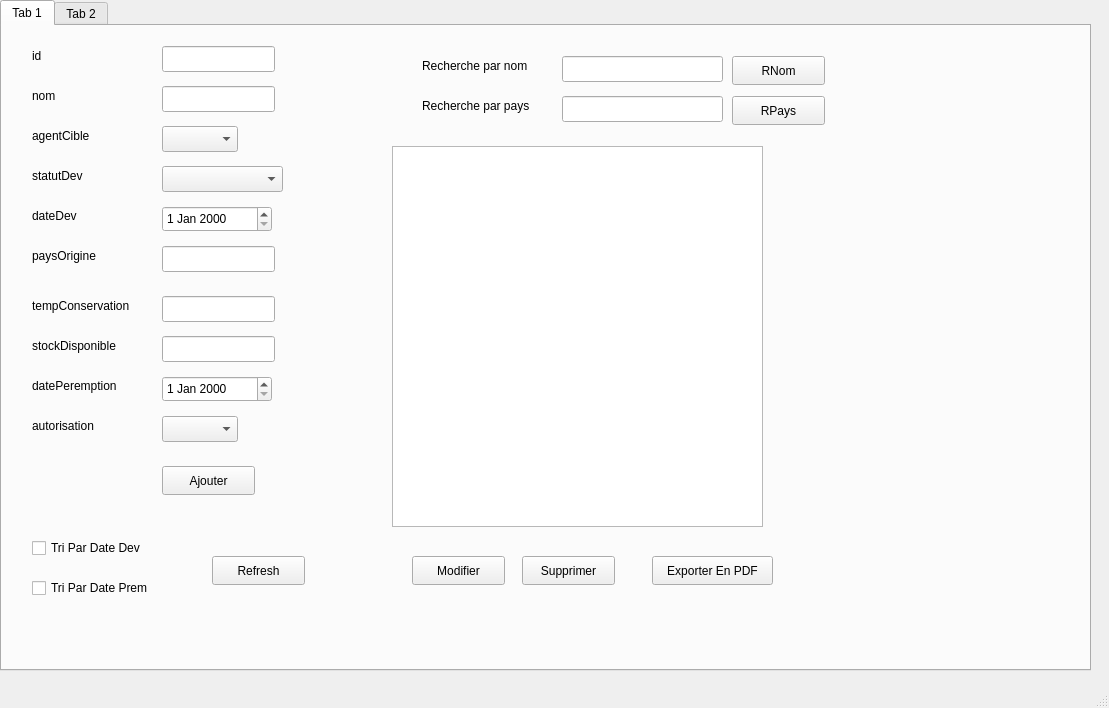
Above: mainwindow.ui from ProjetCPP-S2-2A15/projetcpp2a15-vaccicare before the change. Below: the same form after it.
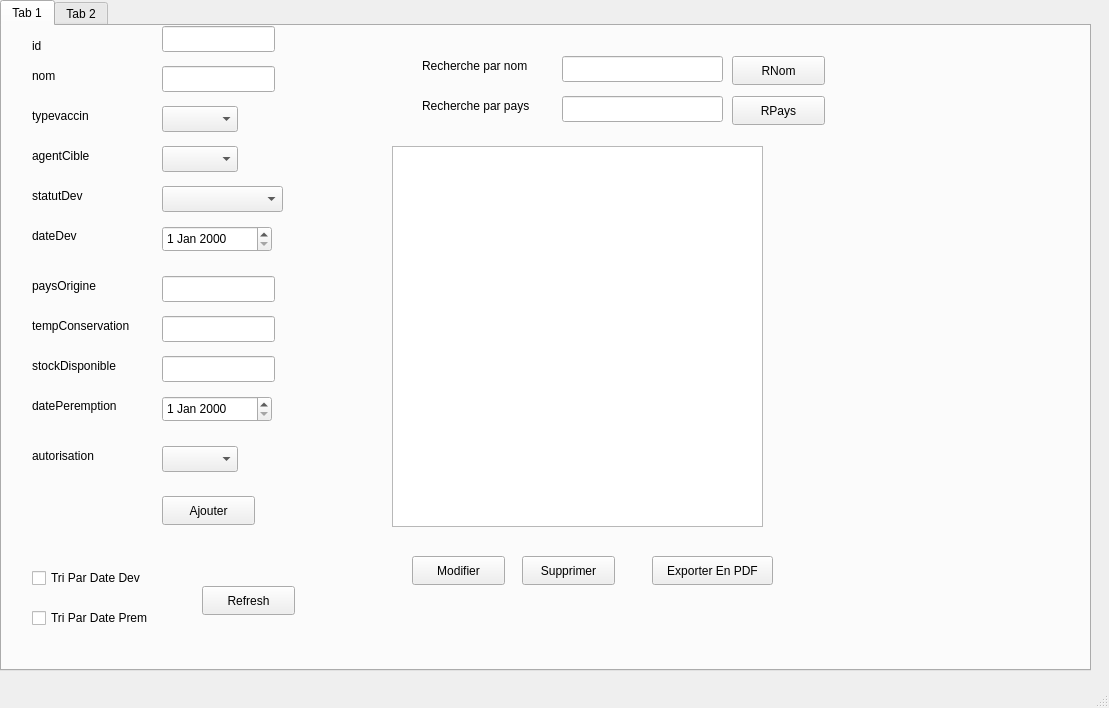
That is the form after the change.

What changed in the file:
```diff
--- a/mainwindow.ui
+++ b/mainwindow.ui
@@ -47,7 +47,7 @@
       <property name="geometry">
        <rect>
         <x>30</x>
-        <y>350</y>
+        <y>370</y>
         <width>131</width>
         <height>20</height>
        </rect>
@@ -60,7 +60,7 @@
       <property name="geometry">
        <rect>
         <x>160</x>
-        <y>440</y>
+        <y>470</y>
         <width>93</width>
         <height>29</height>
        </rect>
@@ -73,7 +73,7 @@
       <property name="geometry">
        <rect>
         <x>30</x>
-        <y>180</y>
+        <y>200</y>
         <width>63</width>
         <height>20</height>
        </rect>
@@ -86,7 +86,7 @@
       <property name="geometry">
        <rect>
         <x>160</x>
-        <y>270</y>
+        <y>290</y>
         <width>113</width>
         <height>26</height>
        </rect>
@@ -96,7 +96,7 @@
       <property name="geometry">
        <rect>
         <x>30</x>
-        <y>20</y>
+        <y>10</y>
         <width>63</width>
         <height>20</height>
        </rect>
@@ -109,7 +109,7 @@
       <property name="geometry">
        <rect>
         <x>160</x>
-        <y>180</y>
+        <y>200</y>
         <width>110</width>
         <height>26</height>
        </rect>
@@ -119,7 +119,7 @@
       <property name="geometry">
        <rect>
         <x>30</x>
-        <y>390</y>
+        <y>420</y>
         <width>101</width>
         <height>20</height>
        </rect>
@@ -132,7 +132,7 @@
       <property name="geometry">
        <rect>
         <x>160</x>
-        <y>310</y>
+        <y>330</y>
         <width>113</width>
         <height>26</height>
        </rect>
@@ -142,7 +142,7 @@
       <property name="geometry">
        <rect>
         <x>30</x>
-        <y>140</y>
+        <y>160</y>
         <width>63</width>
         <height>20</height>
        </rect>
@@ -155,7 +155,7 @@
       <property name="geometry">
        <rect>
         <x>30</x>
-        <y>100</y>
+        <y>120</y>
         <width>71</width>
         <height>20</height>
        </rect>
@@ -168,7 +168,7 @@
       <property name="geometry">
        <rect>
         <x>30</x>
-        <y>270</y>
+        <y>290</y>
         <width>121</width>
         <height>20</height>
        </rect>
@@ -181,7 +181,7 @@
       <property name="geometry">
        <rect>
         <x>30</x>
-        <y>310</y>
+        <y>330</y>
         <width>131</width>
         <height>20</height>
        </rect>
@@ -194,7 +194,7 @@
       <property name="geometry">
        <rect>
         <x>30</x>
-        <y>220</y>
+        <y>250</y>
         <width>91</width>
         <height>20</height>
        </rect>
@@ -220,7 +220,7 @@
       <property name="geometry">
        <rect>
         <x>160</x>
-        <y>20</y>
+        <y>0</y>
         <width>113</width>
         <height>26</height>
        </rect>
@@ -230,7 +230,7 @@
       <property name="geometry">
        <rect>
         <x>160</x>
-        <y>350</y>
+        <y>370</y>
         <width>110</width>
         <height>26</height>
        </rect>
@@ -240,7 +240,7 @@
       <property name="geometry">
        <rect>
         <x>160</x>
-        <y>60</y>
+        <y>40</y>
         <width>113</width>
         <height>26</height>
        </rect>
@@ -250,7 +250,7 @@
       <property name="geometry">
        <rect>
         <x>160</x>
-        <y>220</y>
+        <y>250</y>
         <width>113</width>
         <height>26</height>
        </rect>
@@ -260,7 +260,7 @@
       <property name="geometry">
        <rect>
         <x>30</x>
-        <y>60</y>
+        <y>40</y>
         <width>63</width>
         <height>20</height>
        </rect>
@@ -273,7 +273,7 @@
       <property name="geometry">
        <rect>
         <x>160</x>
-        <y>140</y>
+        <y>160</y>
         <width>121</width>
         <height>26</height>
        </rect>
@@ -283,7 +283,7 @@
       <property name="geometry">
        <rect>
         <x>160</x>
-        <y>100</y>
+        <y>120</y>
         <width>76</width>
         <height>26</height>
        </rect>
@@ -293,7 +293,7 @@
       <property name="geometry">
        <rect>
         <x>160</x>
-        <y>390</y>
+        <y>420</y>
         <width>76</width>
         <height>26</height>
        </rect>
@@ -313,7 +313,7 @@
       <property name="geometry">
        <rect>
         <x>30</x>
-        <y>550</y>
+        <y>580</y>
         <width>151</width>
         <height>24</height>
        </rect>
@@ -326,7 +326,7 @@
       <property name="geometry">
        <rect>
         <x>30</x>
-        <y>510</y>
+        <y>540</y>
         <width>171</width>
         <height>24</height>
        </rect>
@@ -338,8 +338,8 @@
      <widget class="QPushButton" name="PushButtonRefresh">
       <property name="geometry">
        <rect>
-        <x>210</x>
-        <y>530</y>
+        <x>200</x>
+        <y>560</y>
         <width>93</width>
         <height>29</height>
        </rect>
@@ -433,6 +433,29 @@
        <string>Exporter En PDF</string>
       </property>
      </widget>
+     <widget class="QLabel" name="label_13">
+      <property name="geometry">
+       <rect>
+        <x>30</x>
+        <y>80</y>
+        <width>81</width>
+        <height>20</height>
+       </rect>
+      </property>
+      <property name="text">
+       <string>typevaccin</string>
+      </property>
+     </widget>
+     <widget class="QComboBox" name="comboBoxTypev">
+      <property name="geometry">
+       <rect>
+        <x>160</x>
+        <y>80</y>
+        <width>76</width>
+        <height>26</height>
+       </rect>
+      </property>
+     </widget>
     </widget>
     <widget class="QWidget" name="tab_2">
      <attribute name="title">
```
